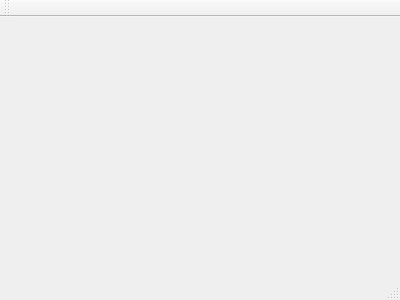
The window that mainwindow.ui (alixbreed/test) describes before a commit, drawn with Qt 5.
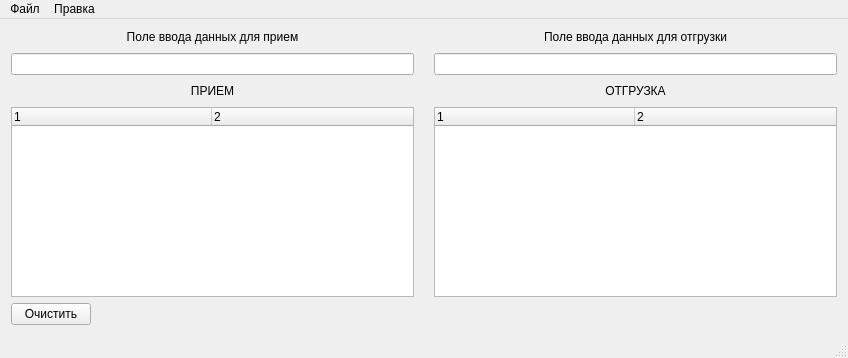
The same window after the commit.

```diff
--- a/mainwindow.ui
+++ b/mainwindow.ui
@@ -1,24 +1,214 @@
 <ui version="4.0">
  <class>MainWindow</class>
- <widget class="QMainWindow" name="MainWindow" >
-  <property name="geometry" >
+ <widget class="QMainWindow" name="MainWindow">
+  <property name="geometry">
    <rect>
     <x>0</x>
     <y>0</y>
-    <width>400</width>
-    <height>300</height>
+    <width>848</width>
+    <height>358</height>
    </rect>
   </property>
   <property name="windowTitle" >
    <string>MainWindow</string>
   </property>
-  <widget class="QMenuBar" name="menuBar" />
-  <widget class="QToolBar" name="mainToolBar" />
-  <widget class="QWidget" name="centralWidget" />
-  <widget class="QStatusBar" name="statusBar" />
+  <widget class="QWidget" name="centralWidget">
+   <layout class="QGridLayout" name="gridLayout_2">
+    <item row="0" column="0" colspan="2">
+     <layout class="QHBoxLayout" name="horizontalLayout" stretch="0,0">
+      <property name="spacing">
+       <number>20</number>
+      </property>
+      <item>
+       <layout class="QVBoxLayout" name="verticalLayout">
+        <property name="spacing">
+         <number>9</number>
+        </property>
+        <item>
+         <widget class="QLabel" name="label_3">
+          <property name="text">
+           <string>Поле ввода данных для прием</string>
+          </property>
+          <property name="alignment">
+           <set>Qt::AlignCenter</set>
+          </property>
+         </widget>
+        </item>
+        <item>
+         <widget class="QLineEdit" name="lineEdit"/>
+        </item>
+        <item>
+         <widget class="QLabel" name="label_2">
+          <property name="text">
+           <string>ПРИЕМ</string>
+          </property>
+          <property name="alignment">
+           <set>Qt::AlignCenter</set>
+          </property>
+         </widget>
+        </item>
+        <item>
+         <widget class="QTreeWidget" name="treeWidget">
+          <property name="uniformRowHeights">
+           <bool>false</bool>
+          </property>
+          <property name="columnCount">
+           <number>2</number>
+          </property>
+          <attribute name="headerDefaultSectionSize">
+           <number>200</number>
+          </attribute>
+          <attribute name="headerMinimumSectionSize">
+           <number>50</number>
+          </attribute>
+          <column>
+           <property name="text">
+            <string notr="true">1</string>
+           </property>
+          </column>
+          <column>
+           <property name="text">
+            <string notr="true">2</string>
+           </property>
+          </column>
+         </widget>
+        </item>
+       </layout>
+      </item>
+      <item>
+       <layout class="QVBoxLayout" name="verticalLayout_2">
+        <property name="spacing">
+         <number>9</number>
+        </property>
+        <item>
+         <widget class="QLabel" name="label_4">
+          <property name="text">
+           <string>Поле ввода данных для отгрузки</string>
+          </property>
+          <property name="alignment">
+           <set>Qt::AlignCenter</set>
+          </property>
+         </widget>
+        </item>
+        <item>
+         <widget class="QLineEdit" name="lineEdit_2"/>
+        </item>
+        <item>
+         <widget class="QLabel" name="label">
+          <property name="text">
+           <string>ОТГРУЗКА</string>
+          </property>
+          <property name="alignment">
+           <set>Qt::AlignCenter</set>
+          </property>
+         </widget>
+        </item>
+        <item>
+         <widget class="QTreeWidget" name="treeWidget_2">
+          <property name="columnCount">
+           <number>2</number>
+          </property>
+          <attribute name="headerCascadingSectionResizes">
+           <bool>true</bool>
+          </attribute>
+          <attribute name="headerDefaultSectionSize">
+           <number>200</number>
+          </attribute>
+          <attribute name="headerStretchLastSection">
+           <bool>true</bool>
+          </attribute>
+          <column>
+           <property name="text">
+            <string notr="true">1</string>
+           </property>
+          </column>
+          <column>
+           <property name="text">
+            <string notr="true">2</string>
+           </property>
+          </column>
+         </widget>
+        </item>
+       </layout>
+      </item>
+     </layout>
+    </item>
+    <item row="1" column="0" alignment="Qt::AlignLeft">
+     <widget class="QPushButton" name="pbClear">
+      <property name="locale">
+       <locale language="Russian" country="Russia"/>
+      </property>
+      <property name="text">
+       <string>Очистить</string>
+      </property>
+     </widget>
+    </item>
+    <item row="1" column="1">
+     <spacer name="horizontalSpacer_2">
+      <property name="orientation">
+       <enum>Qt::Horizontal</enum>
+      </property>
+      <property name="sizeHint" stdset="0">
+       <size>
+        <width>744</width>
+        <height>20</height>
+       </size>
+      </property>
+     </spacer>
+    </item>
+   </layout>
+  </widget>
+  <widget class="QMenuBar" name="menuBar">
+   <property name="geometry">
+    <rect>
+     <x>0</x>
+     <y>0</y>
+     <width>848</width>
+     <height>20</height>
+    </rect>
+   </property>
+   <property name="locale">
+    <locale language="Russian" country="Russia"/>
+   </property>
+   <property name="defaultUp">
+    <bool>true</bool>
+   </property>
+   <property name="nativeMenuBar">
+    <bool>true</bool>
+   </property>
+   <widget class="QMenu" name="menu">
+    <property name="title">
+     <string>Файл</string>
+    </property>
+    <addaction name="separator"/>
+    <addaction name="separator"/>
+    <addaction name="action_exit"/>
+   </widget>
+   <widget class="QMenu" name="menu_2">
+    <property name="title">
+     <string>Правка</string>
+    </property>
+    <addaction name="action_edit"/>
+   </widget>
+   <addaction name="menu"/>
+   <addaction name="menu_2"/>
+  </widget>
+  <widget class="QStatusBar" name="statusBar"/>
+  <action name="action_exit">
+   <property name="text">
+    <string>Выйти</string>
+   </property>
+   <property name="shortcut">
+    <string>Ctrl+Q</string>
+   </property>
+  </action>
+  <action name="action_edit">
+   <property name="text">
+    <string>Справочник номенклатуры</string>
+   </property>
+  </action>
  </widget>
- <layoutDefault spacing="6" margin="11" />
- <pixmapfunction></pixmapfunction>
+ <layoutdefault spacing="6" margin="11"/>
  <resources/>
  <connections/>
 </ui>
```
Left out of the diff: 3 changed lines with no effect on the pictures.
